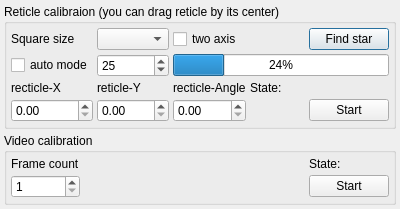
Qt form lin_guider/ui/rcalibration.ui (rumengb/lin_guider) before a commit.
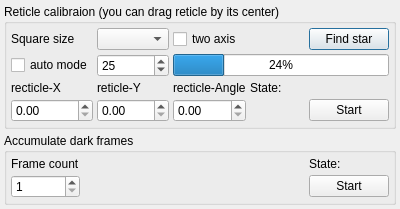
The same form after that commit.

What changed in the file:
```diff
--- a/lin_guider/ui/rcalibration.ui
+++ b/lin_guider/ui/rcalibration.ui
@@ -152,7 +152,7 @@
    <item row="1" column="0">
     <widget class="QGroupBox" name="groupBox_VideoCalibration">
      <property name="title">
-      <string>Video calibration</string>
+      <string>Accumulate dark frames</string>
      </property>
      <layout class="QGridLayout" name="gridLayout_3">
       <property name="margin">
```
